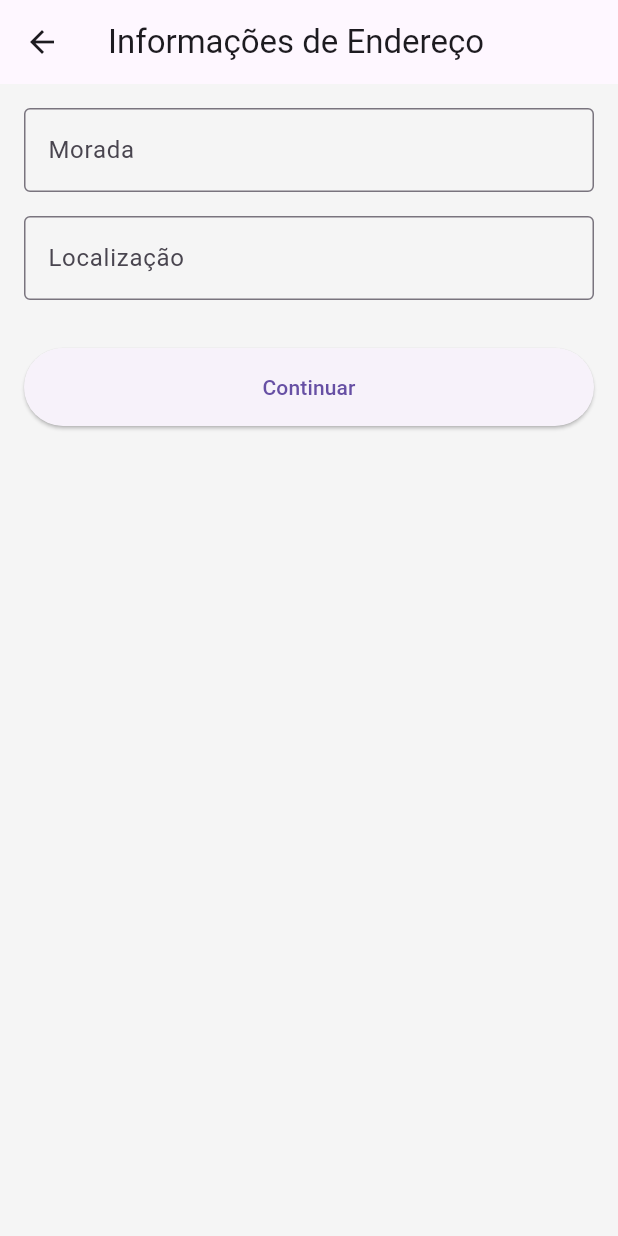
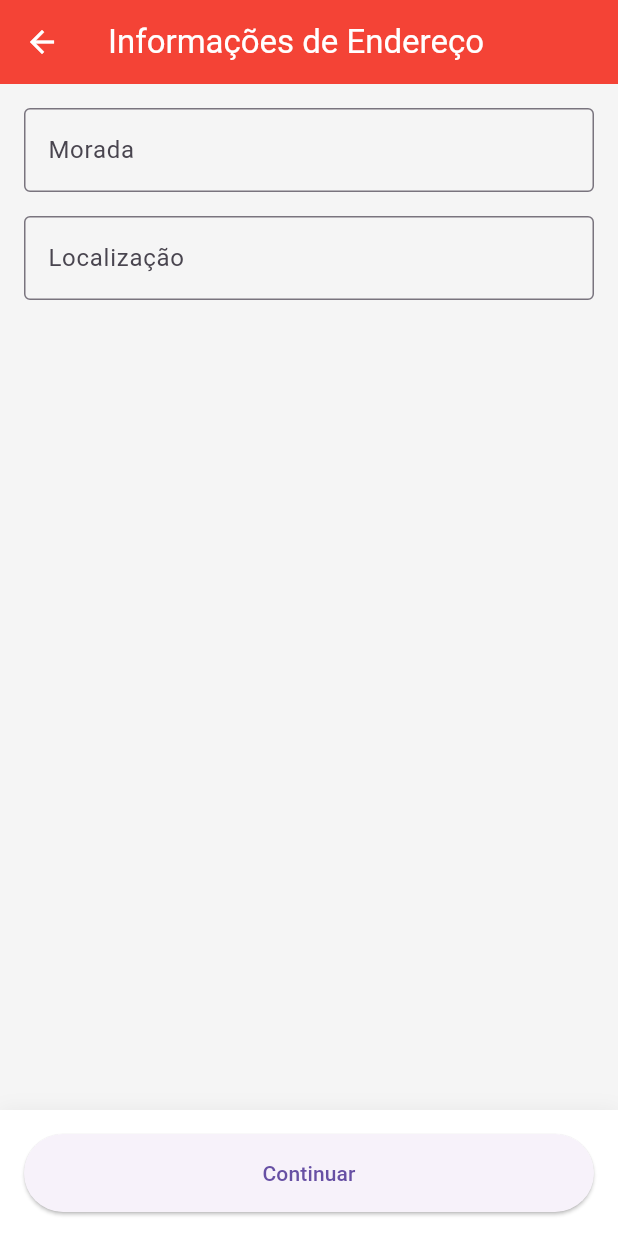
Before and after one commit to Ed7895678/PM_Flutter, a Flutter app: the AddressScreen screen opened directly, on a phone screen of 412 x 824 dp. Run offline on Flutter 3.47's test engine with Material 3 defaults, Android fonts, the phone set to English and light mode, and no system bars; our stand-ins replace shared_preferences; accounts and stored records are empty.

Commit message:
Update address_screen.dart

```diff
--- a/projeto/lib/screens/order/address_screen.dart
+++ b/projeto/lib/screens/order/address_screen.dart
@@ -1,5 +1,6 @@
 import 'package:flutter/material.dart';
 import 'confirmation_screen.dart';
+import 'package:projeto/widgets/header.dart';
 
 class AddressScreen extends StatefulWidget {
   const AddressScreen({super.key});
@@ -16,8 +17,8 @@ class _AddressScreenState extends State<AddressScreen> {
   Widget build(BuildContext context) {
     return Scaffold(
 
-      appBar: AppBar(
-        title: const Text("Informações de Endereço"),
+      appBar: const Header(
+        title: "Informações de Endereço",
       ),
 
       body: Padding(
@@ -25,7 +26,6 @@ class _AddressScreenState extends State<AddressScreen> {
         child: Column(
           crossAxisAlignment: CrossAxisAlignment.stretch,
           children: [
-
             // Campo de Morada
             TextField(
               controller: _addressController,
@@ -44,11 +44,24 @@ class _AddressScreenState extends State<AddressScreen> {
                 border: OutlineInputBorder(),
               ),
             ),
-            const SizedBox(height: 32),
-
-            // Botão para confirmar
-            ElevatedButton(
+          ],
+        ),
+      ),
+      bottomNavigationBar: Container(
+        padding: const EdgeInsets.all(16),
+        decoration: BoxDecoration(
+          color: Colors.white,
+          boxShadow: [
+            BoxShadow(
+              color: Colors.black.withOpacity(0.05),
+              blurRadius: 10,
+            ),
+          ],
+        ),
+        child: SafeArea(
+          child: ElevatedButton(
             onPressed: () {
+              // Navegar para a tela de confirmação
               Navigator.push(
                 context,
                 MaterialPageRoute(
@@ -56,13 +69,11 @@ class _AddressScreenState extends State<AddressScreen> {
                 ),
               );
             },
-
             style: ElevatedButton.styleFrom(
               padding: const EdgeInsets.symmetric(vertical: 16),
             ),
             child: const Text("Continuar"),
           ),
-          ],
         ),
       ),
     );
```
Lines whose indentation alone changed are shown as unchanged.
